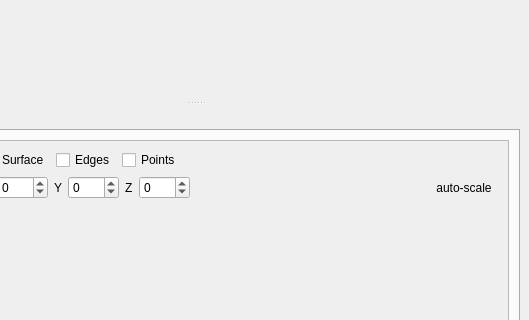
Qt form enmapbox/coreapps/spectralsurfaceplottingapp/spectralsurfaceplottingwindow.ui (EnMAP-Box/enmap-box) before a commit; both pictures show x 137 to 666 and y 142 to 462 of the 666 by 767 pixel window.
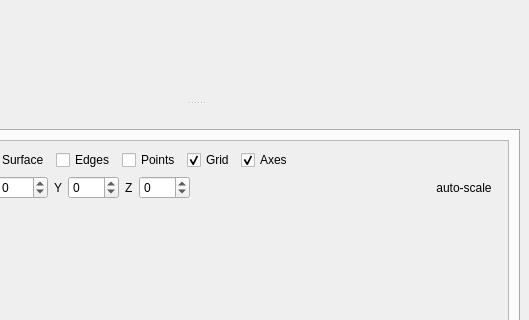
The same form after that commit. The open tabs and pages were chosen to show the change. Custom widgets are drawn as their Qt base class.

Diff of the .ui file:
```diff
--- a/enmapbox/coreapps/spectralsurfaceplottingapp/spectralsurfaceplottingwindow.ui
+++ b/enmapbox/coreapps/spectralsurfaceplottingapp/spectralsurfaceplottingwindow.ui
@@ -267,7 +267,7 @@
               <x>0</x>
               <y>0</y>
               <width>620</width>
-              <height>455</height>
+              <height>474</height>
              </rect>
             </property>
             <layout class="QFormLayout" name="formLayout_2">
@@ -304,6 +304,26 @@
                  </property>
                 </widget>
                </item>
+               <item>
+                <widget class="QCheckBox" name="mShowGrid">
+                 <property name="text">
+                  <string>Grid</string>
+                 </property>
+                 <property name="checked">
+                  <bool>true</bool>
+                 </property>
+                </widget>
+               </item>
+               <item>
+                <widget class="QCheckBox" name="mShowAxes">
+                 <property name="text">
+                  <string>Axes</string>
+                 </property>
+                 <property name="checked">
+                  <bool>true</bool>
+                 </property>
+                </widget>
+               </item>
                <item>
                 <spacer name="horizontalSpacer_3">
                  <property name="orientation">
```
Left out of the diff: 2 changed lines with no effect on the pictures.
